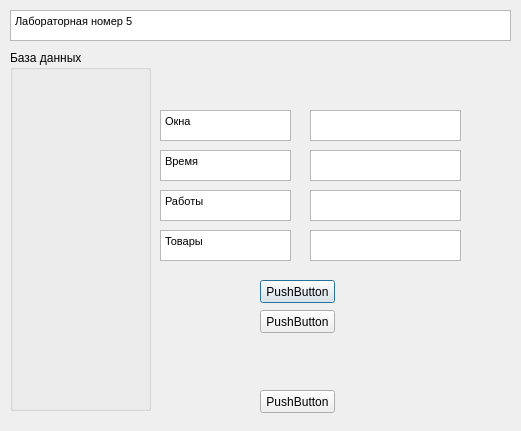
Old version of the form lab5.ui in the repository artyomka998/Project1.
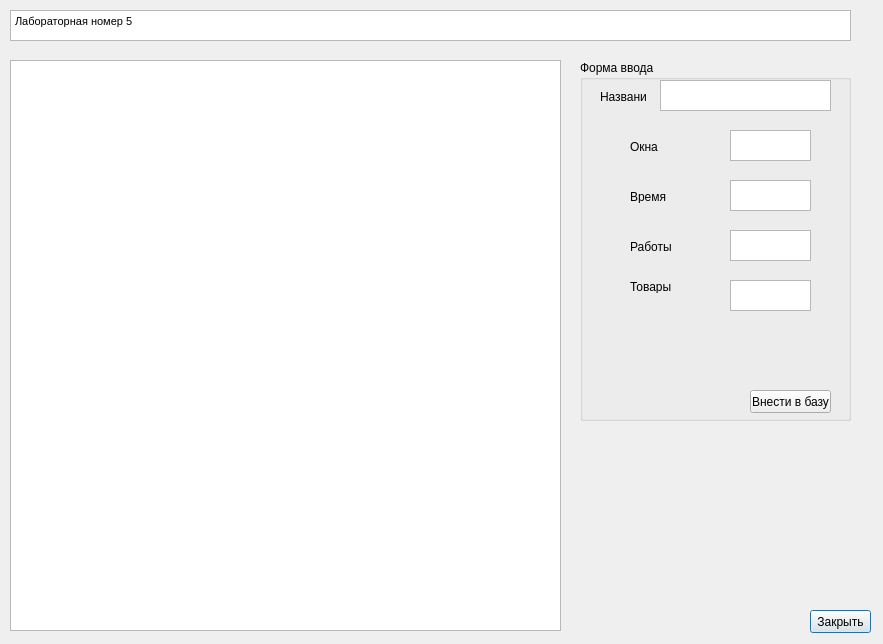
New version of the form.

Commit message: Добавление функционала интерфейсу

Patch:
```diff
--- a/lab5.ui
+++ b/lab5.ui
@@ -6,68 +6,19 @@
    <rect>
     <x>0</x>
     <y>0</y>
-    <width>521</width>
-    <height>431</height>
+    <width>883</width>
+    <height>644</height>
    </rect>
   </property>
   <property name="windowTitle">
    <string>Dialog</string>
   </property>
-  <widget class="QGroupBox" name="groupBox">
-   <property name="geometry">
-    <rect>
-     <x>10</x>
-     <y>50</y>
-     <width>141</width>
-     <height>361</height>
-    </rect>
-   </property>
-   <property name="title">
-    <string>База данных</string>
-   </property>
-  </widget>
-  <widget class="QPushButton" name="pushButton">
-   <property name="geometry">
-    <rect>
-     <x>260</x>
-     <y>280</y>
-     <width>75</width>
-     <height>23</height>
-    </rect>
-   </property>
-   <property name="text">
-    <string>PushButton</string>
-   </property>
-  </widget>
-  <widget class="QPushButton" name="pushButton_2">
-   <property name="geometry">
-    <rect>
-     <x>260</x>
-     <y>310</y>
-     <width>75</width>
-     <height>23</height>
-    </rect>
-   </property>
-   <property name="text">
-    <string>PushButton</string>
-   </property>
-  </widget>
-  <widget class="QTextEdit" name="textEdit_2">
-   <property name="geometry">
-    <rect>
-     <x>310</x>
-     <y>110</y>
-     <width>151</width>
-     <height>31</height>
-    </rect>
-   </property>
-  </widget>
   <widget class="QTextBrowser" name="textBrowser">
    <property name="geometry">
     <rect>
      <x>10</x>
      <y>10</y>
-     <width>501</width>
+     <width>841</width>
      <height>31</height>
     </rect>
    </property>
@@ -79,115 +30,168 @@
 &lt;p style=&quot; margin-top:0px; margin-bottom:0px; margin-left:0px; margin-right:0px; -qt-block-indent:0; text-indent:0px;&quot;&gt;Лабораторная номер 5&lt;/p&gt;&lt;/body&gt;&lt;/html&gt;</string>
    </property>
   </widget>
-  <widget class="QTextBrowser" name="textBrowser_2">
+  <widget class="QPushButton" name="knopka2">
    <property name="geometry">
     <rect>
-     <x>160</x>
-     <y>110</y>
-     <width>131</width>
-     <height>31</height>
-    </rect>
-   </property>
-   <property name="html">
-    <string>&lt;!DOCTYPE HTML PUBLIC &quot;-//W3C//DTD HTML 4.0//EN&quot; &quot;http://www.w3.org/TR/REC-html40/strict.dtd&quot;&gt;
-&lt;html&gt;&lt;head&gt;&lt;meta name=&quot;qrichtext&quot; content=&quot;1&quot; /&gt;&lt;style type=&quot;text/css&quot;&gt;
-p, li { white-space: pre-wrap; }
-&lt;/style&gt;&lt;/head&gt;&lt;body style=&quot; font-family:'MS Shell Dlg 2'; font-size:8.25pt; font-weight:400; font-style:normal;&quot;&gt;
-&lt;p style=&quot; margin-top:0px; margin-bottom:0px; margin-left:0px; margin-right:0px; -qt-block-indent:0; text-indent:0px;&quot;&gt;Окна&lt;/p&gt;&lt;/body&gt;&lt;/html&gt;</string>
-   </property>
-  </widget>
-  <widget class="QTextBrowser" name="textBrowser_3">
-   <property name="geometry">
-    <rect>
-     <x>160</x>
-     <y>150</y>
-     <width>131</width>
-     <height>31</height>
-    </rect>
-   </property>
-   <property name="html">
-    <string>&lt;!DOCTYPE HTML PUBLIC &quot;-//W3C//DTD HTML 4.0//EN&quot; &quot;http://www.w3.org/TR/REC-html40/strict.dtd&quot;&gt;
-&lt;html&gt;&lt;head&gt;&lt;meta name=&quot;qrichtext&quot; content=&quot;1&quot; /&gt;&lt;style type=&quot;text/css&quot;&gt;
-p, li { white-space: pre-wrap; }
-&lt;/style&gt;&lt;/head&gt;&lt;body style=&quot; font-family:'MS Shell Dlg 2'; font-size:8.25pt; font-weight:400; font-style:normal;&quot;&gt;
-&lt;p style=&quot; margin-top:0px; margin-bottom:0px; margin-left:0px; margin-right:0px; -qt-block-indent:0; text-indent:0px;&quot;&gt;Время&lt;/p&gt;&lt;/body&gt;&lt;/html&gt;</string>
-   </property>
-  </widget>
-  <widget class="QTextBrowser" name="textBrowser_4">
-   <property name="geometry">
-    <rect>
-     <x>160</x>
-     <y>190</y>
-     <width>131</width>
-     <height>31</height>
-    </rect>
-   </property>
-   <property name="html">
-    <string>&lt;!DOCTYPE HTML PUBLIC &quot;-//W3C//DTD HTML 4.0//EN&quot; &quot;http://www.w3.org/TR/REC-html40/strict.dtd&quot;&gt;
-&lt;html&gt;&lt;head&gt;&lt;meta name=&quot;qrichtext&quot; content=&quot;1&quot; /&gt;&lt;style type=&quot;text/css&quot;&gt;
-p, li { white-space: pre-wrap; }
-&lt;/style&gt;&lt;/head&gt;&lt;body style=&quot; font-family:'MS Shell Dlg 2'; font-size:8.25pt; font-weight:400; font-style:normal;&quot;&gt;
-&lt;p style=&quot; margin-top:0px; margin-bottom:0px; margin-left:0px; margin-right:0px; -qt-block-indent:0; text-indent:0px;&quot;&gt;Работы&lt;/p&gt;&lt;/body&gt;&lt;/html&gt;</string>
-   </property>
-  </widget>
-  <widget class="QTextBrowser" name="textBrowser_5">
-   <property name="geometry">
-    <rect>
-     <x>160</x>
-     <y>230</y>
-     <width>131</width>
-     <height>31</height>
-    </rect>
-   </property>
-   <property name="html">
-    <string>&lt;!DOCTYPE HTML PUBLIC &quot;-//W3C//DTD HTML 4.0//EN&quot; &quot;http://www.w3.org/TR/REC-html40/strict.dtd&quot;&gt;
-&lt;html&gt;&lt;head&gt;&lt;meta name=&quot;qrichtext&quot; content=&quot;1&quot; /&gt;&lt;style type=&quot;text/css&quot;&gt;
-p, li { white-space: pre-wrap; }
-&lt;/style&gt;&lt;/head&gt;&lt;body style=&quot; font-family:'MS Shell Dlg 2'; font-size:8.25pt; font-weight:400; font-style:normal;&quot;&gt;
-&lt;p style=&quot; margin-top:0px; margin-bottom:0px; margin-left:0px; margin-right:0px; -qt-block-indent:0; text-indent:0px;&quot;&gt;Товары&lt;/p&gt;&lt;/body&gt;&lt;/html&gt;</string>
-   </property>
-  </widget>
-  <widget class="QTextEdit" name="textEdit_3">
-   <property name="geometry">
-    <rect>
-     <x>310</x>
-     <y>150</y>
-     <width>151</width>
-     <height>31</height>
-    </rect>
-   </property>
-  </widget>
-  <widget class="QTextEdit" name="textEdit_4">
-   <property name="geometry">
-    <rect>
-     <x>310</x>
-     <y>190</y>
-     <width>151</width>
-     <height>31</height>
-    </rect>
-   </property>
-  </widget>
-  <widget class="QTextEdit" name="textEdit_5">
-   <property name="geometry">
-    <rect>
-     <x>310</x>
-     <y>230</y>
-     <width>151</width>
-     <height>31</height>
-    </rect>
-   </property>
-  </widget>
-  <widget class="QPushButton" name="pushButton_3">
-   <property name="geometry">
-    <rect>
-     <x>260</x>
-     <y>390</y>
-     <width>75</width>
+     <x>810</x>
+     <y>610</y>
+     <width>61</width>
      <height>23</height>
     </rect>
    </property>
    <property name="text">
-    <string>PushButton</string>
+    <string>Закрыть</string>
+   </property>
+  </widget>
+  <widget class="QGroupBox" name="groupBox">
+   <property name="geometry">
+    <rect>
+     <x>580</x>
+     <y>60</y>
+     <width>271</width>
+     <height>361</height>
+    </rect>
+   </property>
+   <property name="title">
+    <string>Форма ввода</string>
+   </property>
+   <widget class="QTextEdit" name="textEdit_2">
+    <property name="geometry">
+     <rect>
+      <x>150</x>
+      <y>70</y>
+      <width>81</width>
+      <height>31</height>
+     </rect>
+    </property>
+   </widget>
+   <widget class="QTextEdit" name="textEdit_3">
+    <property name="geometry">
+     <rect>
+      <x>150</x>
+      <y>120</y>
+      <width>81</width>
+      <height>31</height>
+     </rect>
+    </property>
+   </widget>
+   <widget class="QTextEdit" name="textEdit_4">
+    <property name="geometry">
+     <rect>
+      <x>150</x>
+      <y>170</y>
+      <width>81</width>
+      <height>31</height>
+     </rect>
+    </property>
+   </widget>
+   <widget class="QTextEdit" name="textEdit_5">
+    <property name="geometry">
+     <rect>
+      <x>150</x>
+      <y>220</y>
+      <width>81</width>
+      <height>31</height>
+     </rect>
+    </property>
+   </widget>
+   <widget class="QLabel" name="label">
+    <property name="geometry">
+     <rect>
+      <x>50</x>
+      <y>80</y>
+      <width>47</width>
+      <height>13</height>
+     </rect>
+    </property>
+    <property name="text">
+     <string>Окна</string>
+    </property>
+   </widget>
+   <widget class="QLabel" name="label_2">
+    <property name="geometry">
+     <rect>
+      <x>50</x>
+      <y>130</y>
+      <width>47</width>
+      <height>13</height>
+     </rect>
+    </property>
+    <property name="text">
+     <string>Время</string>
+    </property>
+   </widget>
+   <widget class="QLabel" name="label_3">
+    <property name="geometry">
+     <rect>
+      <x>50</x>
+      <y>180</y>
+      <width>47</width>
+      <height>13</height>
+     </rect>
+    </property>
+    <property name="text">
+     <string>Работы</string>
+    </property>
+   </widget>
+   <widget class="QLabel" name="label_4">
+    <property name="geometry">
+     <rect>
+      <x>50</x>
+      <y>220</y>
+      <width>47</width>
+      <height>13</height>
+     </rect>
+    </property>
+    <property name="text">
+     <string>Товары</string>
+    </property>
+   </widget>
+   <widget class="QLabel" name="label_5">
+    <property name="geometry">
+     <rect>
+      <x>20</x>
+      <y>30</y>
+      <width>47</width>
+      <height>13</height>
+     </rect>
+    </property>
+    <property name="text">
+     <string>Название</string>
+    </property>
+   </widget>
+   <widget class="QTextEdit" name="textEdit">
+    <property name="geometry">
+     <rect>
+      <x>80</x>
+      <y>20</y>
+      <width>171</width>
+      <height>31</height>
+     </rect>
+    </property>
+   </widget>
+   <widget class="QPushButton" name="knopka1">
+    <property name="geometry">
+     <rect>
+      <x>170</x>
+      <y>330</y>
+      <width>81</width>
+      <height>23</height>
+     </rect>
+    </property>
+    <property name="text">
+     <string>Внести в базу</string>
+    </property>
+   </widget>
+  </widget>
+  <widget class="QTableWidget" name="tableWidget">
+   <property name="geometry">
+    <rect>
+     <x>10</x>
+     <y>60</y>
+     <width>551</width>
+     <height>571</height>
+    </rect>
    </property>
   </widget>
  </widget>
```
The commit also changes 5 other files.
